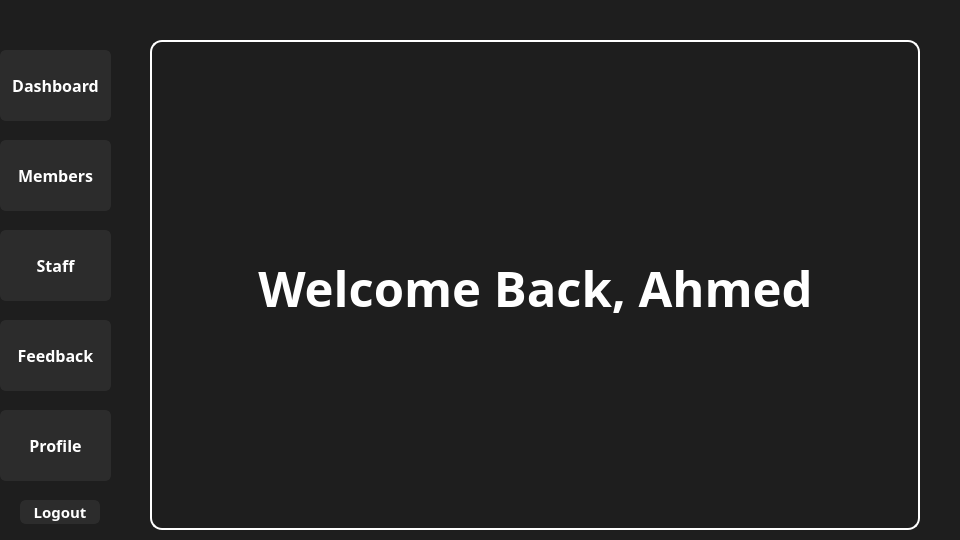
Above: XFitGym/manager_homepage.ui from AhmedAymann/XFitGym before the change. Below: the same form after it.
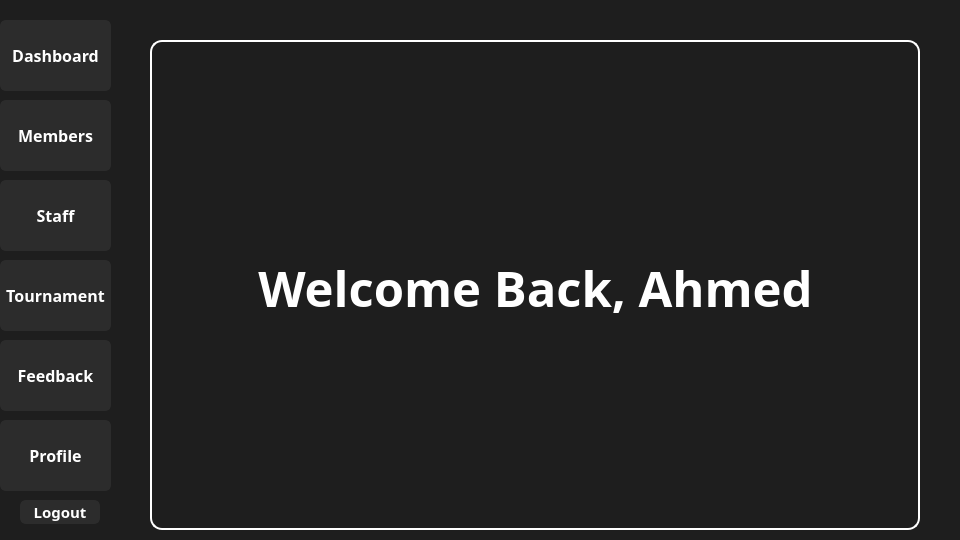
That is the form after the change. Icons and pictures are not drawn.

Commit message: GUI Update (All Manager stuff except renew and profile)

Diff of the .ui file:
```diff
--- a/XFitGym/manager_homepage.ui
+++ b/XFitGym/manager_homepage.ui
@@ -32,7 +32,7 @@
     <property name="geometry">
      <rect>
       <x>40</x>
-      <y>30</y>
+      <y>0</y>
       <width>111</width>
       <height>71</height>
      </rect>
@@ -70,7 +70,7 @@
     <property name="geometry">
      <rect>
       <x>40</x>
-      <y>120</y>
+      <y>80</y>
       <width>111</width>
       <height>71</height>
      </rect>
@@ -108,7 +108,7 @@
     <property name="geometry">
      <rect>
       <x>40</x>
-      <y>210</y>
+      <y>160</y>
       <width>111</width>
       <height>71</height>
      </rect>
@@ -146,7 +146,7 @@
     <property name="geometry">
      <rect>
       <x>40</x>
-      <y>390</y>
+      <y>400</y>
       <width>111</width>
       <height>71</height>
      </rect>
@@ -222,7 +222,7 @@
     <property name="geometry">
      <rect>
       <x>40</x>
-      <y>300</y>
+      <y>320</y>
       <width>111</width>
       <height>71</height>
      </rect>
@@ -256,6 +256,44 @@
      <string>Feedback</string>
     </property>
    </widget>
+   <widget class="QPushButton" name="Tournament">
+    <property name="geometry">
+     <rect>
+      <x>40</x>
+      <y>240</y>
+      <width>111</width>
+      <height>71</height>
+     </rect>
+    </property>
+    <property name="font">
+     <font>
+      <family>Futura</family>
+      <pointsize>12</pointsize>
+      <bold>true</bold>
+     </font>
+    </property>
+    <property name="styleSheet">
+     <string notr="true">QPushButton {
+    background-color: #2c2c2c;      /* Dark default */
+    color: white;
+    border: 2px solid #2c2c2c;
+    border-radius: 6px;
+}
+
+QPushButton:hover {
+    background-color: #8B50FF ;      /* Blue on hover */
+    border: 2px solid #8B50FF ;
+    color: white;
+}
+
+QPushButton:pressed {
+    background-color: #6F3FCC; /* Darker shade of #3498db */
+}</string>
+    </property>
+    <property name="text">
+     <string>Tournament</string>
+    </property>
+   </widget>
   </widget>
   <widget class="QLabel" name="Background">
    <property name="geometry">
```
The commit also changes 13 other files.
